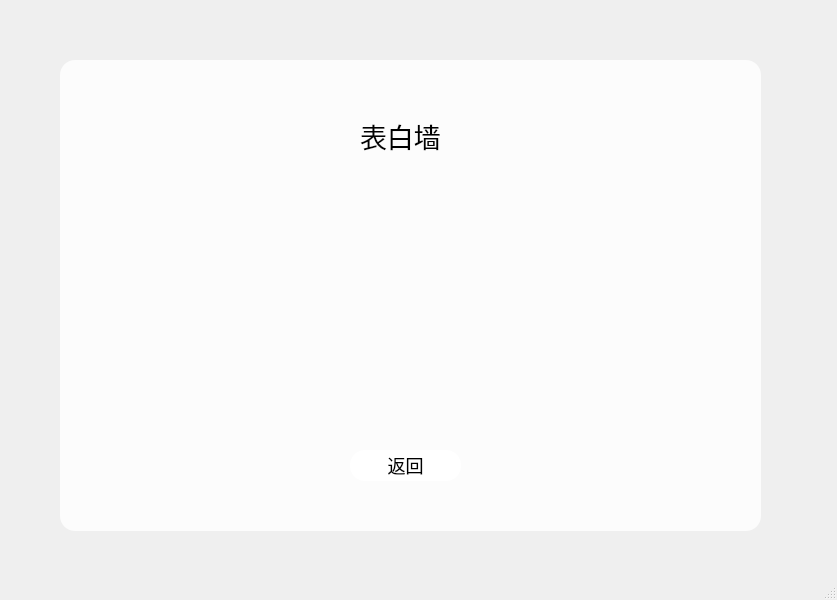
Before: the Qt Designer form biaobai.ui in qing-wq/SchoolWall, drawn with Qt 5.
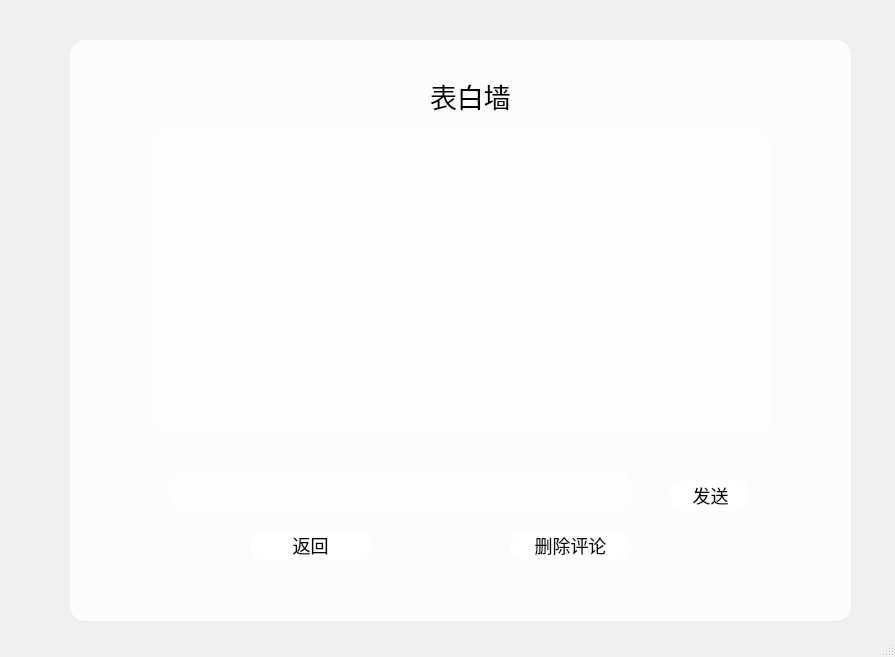
After: the same form once the commit is applied. Icons and pictures are not drawn.

Diff of the .ui file:
```diff
--- a/biaobai.ui
+++ b/biaobai.ui
@@ -6,13 +6,12 @@
    <rect>
     <x>0</x>
     <y>0</y>
-    <width>837</width>
-    <height>600</height>
+    <width>895</width>
+    <height>657</height>
    </rect>
   </property>
   <property name="font">
    <font>
-    <family>宋体</family>
     <pointsize>-1</pointsize>
    </font>
   </property>
@@ -63,15 +62,14 @@
    <widget class="QFrame" name="frame">
     <property name="geometry">
      <rect>
-      <x>60</x>
-      <y>60</y>
-      <width>701</width>
-      <height>471</height>
+      <x>70</x>
+      <y>40</y>
+      <width>781</width>
+      <height>581</height>
      </rect>
     </property>
     <property name="font">
      <font>
-      <family>宋体</family>
       <pointsize>-1</pointsize>
      </font>
     </property>
@@ -84,15 +82,14 @@
     <widget class="QLabel" name="label">
      <property name="geometry">
       <rect>
-       <x>300</x>
-       <y>50</y>
-       <width>111</width>
+       <x>360</x>
+       <y>30</y>
+       <width>121</width>
        <height>51</height>
       </rect>
      </property>
      <property name="font">
       <font>
-       <family>宋体</family>
        <pointsize>-1</pointsize>
       </font>
      </property>
@@ -103,9 +100,9 @@
     <widget class="QPushButton" name="back">
      <property name="geometry">
       <rect>
-       <x>290</x>
-       <y>390</y>
-       <width>111</width>
+       <x>180</x>
+       <y>490</y>
+       <width>121</width>
        <height>31</height>
       </rect>
      </property>
@@ -113,6 +110,52 @@
       <string>返回</string>
      </property>
     </widget>
+    <widget class="QPushButton" name="Delete">
+     <property name="geometry">
+      <rect>
+       <x>440</x>
+       <y>490</y>
+       <width>121</width>
+       <height>31</height>
+      </rect>
+     </property>
+     <property name="text">
+      <string>删除评论</string>
+     </property>
+    </widget>
+    <widget class="QTextBrowser" name="textBrowser">
+     <property name="geometry">
+      <rect>
+       <x>80</x>
+       <y>90</y>
+       <width>621</width>
+       <height>301</height>
+      </rect>
+     </property>
+    </widget>
+    <widget class="QTextEdit" name="textEdit">
+     <property name="geometry">
+      <rect>
+       <x>100</x>
+       <y>430</y>
+       <width>461</width>
+       <height>41</height>
+      </rect>
+     </property>
+    </widget>
+    <widget class="QPushButton" name="pushButton">
+     <property name="geometry">
+      <rect>
+       <x>600</x>
+       <y>440</y>
+       <width>81</width>
+       <height>31</height>
+      </rect>
+     </property>
+     <property name="text">
+      <string>发送</string>
+     </property>
+    </widget>
    </widget>
   </widget>
   <widget class="QStatusBar" name="statusbar"/>
```
Left out of the diff: 2 changed lines with no effect on the pictures.
